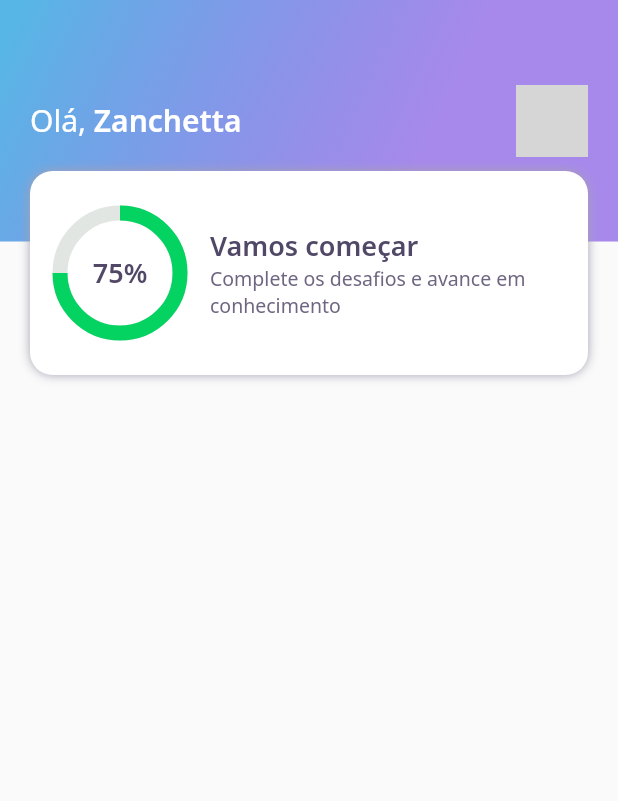
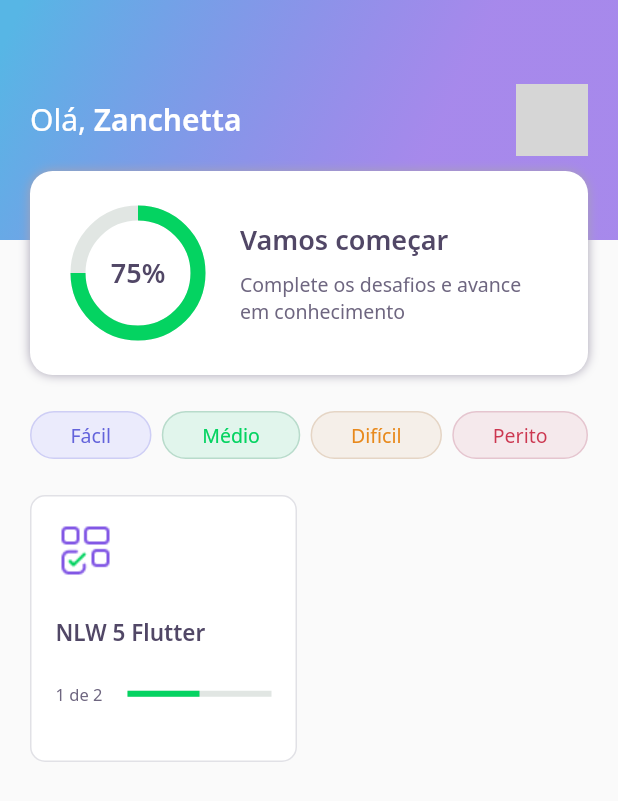
Before and after one commit to zanchettouw/devquiz, a Flutter app: the screen it shows after launch, on a phone screen of 412 x 824 dp. Shown: the top 801 px of the screen. Run offline on Flutter 3.47's test engine with Material 2 defaults, Android fonts, the phone set to English and light mode, and no system bars; our stand-ins replace google_fonts; accounts and stored records are empty; network calls fail; grey boxes are pictures that could not be loaded.

Commit message:
usando um json como database, aplicando estados nativo no flutter e integrando controller com repository

```diff
--- /dev/null
+++ b/assets/database/user.json
@@ -0,0 +1,5 @@
+{
+  "name": "Zanchetta",
+  "score": 75,
+  "photoUrl":  "https://avatars.githubusercontent.com/u/7072491?v=4"
+}
--- a/lib/core/app_widget.dart
+++ b/lib/core/app_widget.dart
@@ -1,4 +1,5 @@
-import 'package:devquiz/core/home/home_page.dart';
+import 'package:devquiz/challenge/challenge_page.dart';
+import 'package:devquiz/home/home_page.dart';
 import 'package:flutter/material.dart';
 
 class AppWidget extends StatelessWidget {
--- a/lib/core/home/home_page.dart
+++ /dev/null
@@ -1,18 +0,0 @@
-import 'package:devquiz/core/home/widgets/appbar/app_bar_widget.dart';
-import 'package:flutter/material.dart';
-
-class HomePage extends StatefulWidget {
-  HomePage({Key? key}) : super(key: key);
-
-  @override
-  _HomePageState createState() => _HomePageState();
-}
-
-class _HomePageState extends State<HomePage> {
-  @override
-  Widget build(BuildContext context) {
-    return Scaffold(
-      appBar: AppBarWidget(),
-    );
-  }
-}
--- a/lib/core/home/widgets/chart/chart_widget.dart
+++ /dev/null
@@ -1,42 +0,0 @@
-import 'package:devquiz/core/app_colors.dart';
-import 'package:devquiz/core/app_text_styles.dart';
-import 'package:flutter/material.dart';
-
-class ChartWidget extends StatelessWidget {
-  const ChartWidget({Key? key}) : super(key: key);
-
-  @override
-  Widget build(BuildContext context) {
-    return Container(
-      height: 80,
-      width: 80,
-      child: Stack(
-        children: [
-          Center(
-            child: Container(
-              width: 80,
-              height: 80,
-              constraints: BoxConstraints(
-                maxWidth: 80,
-                maxHeight: 80,
-              ),
-              child: CircularProgressIndicator(
-                strokeWidth: 10,
-                value: .75,
-                backgroundColor: AppColors.chartSecondary,
-                valueColor:
-                    AlwaysStoppedAnimation<Color>(AppColors.chartPrimary),
-              ),
-            ),
-          ),
-          Center(
-            child: Text(
-              "75%",
-              style: AppTextStyles.heading,
-            ),
-          )
-        ],
-      ),
-    );
-  }
-}
--- /dev/null
+++ b/lib/home/home_controller.dart
@@ -0,0 +1,29 @@
+import 'package:devquiz/home/home_repository.dart';
+import 'package:devquiz/home/home_state.dart';
+import 'package:devquiz/shared/models/quiz_model.dart';
+import 'package:devquiz/shared/models/user_model.dart';
+import 'package:flutter/foundation.dart';
+
+class HomeController {
+  final stateNotifier = ValueNotifier<HomeState>(HomeState.empty);
+
+  set state(HomeState state) => stateNotifier.value = state;
+  HomeState get state => stateNotifier.value;
+
+  UserModel? user;
+  List<QuizModel>? quizzes;
+
+  final repository = HomeRepository();
+
+  void getUser() async {
+    state = HomeState.loading;
+    user = await repository.getUser();
+    state = HomeState.success;
+  }
+
+  void getQuizzes() async {
+    state = HomeState.loading;
+    quizzes = await repository.getQuizzes();
+    state = HomeState.success;
+  }
+}
--- /dev/null
+++ b/lib/home/home_page.dart
@@ -0,0 +1,92 @@
+import 'package:devquiz/core/app_colors.dart';
+import 'package:devquiz/home/home_controller.dart';
+import 'package:devquiz/home/home_state.dart';
+import 'package:devquiz/home/widgets/appbar/app_bar_widget.dart';
+import 'package:devquiz/home/widgets/level_button/level_button_widget.dart';
+import 'package:devquiz/home/widgets/quiz_card/quiz_card_widget.dart';
+import 'package:flutter/material.dart';
+
+class HomePage extends StatefulWidget {
+  HomePage({Key? key}) : super(key: key);
+
+  @override
+  _HomePageState createState() => _HomePageState();
+}
+
+class _HomePageState extends State<HomePage> {
+  final controller = HomeController();
+
+  @override
+  void initState() {
+    super.initState();
+    controller.getUser();
+    controller.getQuizzes();
+    controller.stateNotifier.addListener(() {
+      setState(() {});
+    });
+  }
+
+  @override
+  Widget build(BuildContext context) {
+    if (controller.state == HomeState.success) {
+      return Scaffold(
+        appBar: AppBarWidget(user: controller.user!),
+        body: Padding(
+          padding: const EdgeInsets.symmetric(horizontal: 20),
+          child: Column(
+            children: [
+              SizedBox(
+                height: 24,
+              ),
+              Row(
+                mainAxisAlignment: MainAxisAlignment.spaceBetween,
+                children: [
+                  LevelButtonWidget(
+                    label: "Fácil",
+                  ),
+                  LevelButtonWidget(
+                    label: "Médio",
+                  ),
+                  LevelButtonWidget(
+                    label: "Difícil",
+                  ),
+                  LevelButtonWidget(
+                    label: "Perito",
+                  ),
+                ],
+              ),
+              SizedBox(
+                height: 24,
+              ),
+              Expanded(
+                child: GridView.count(
+                    crossAxisSpacing: 16,
+                    mainAxisSpacing: 16,
+                    crossAxisCount: 2,
+                    children: controller.quizzes!
+                        .map(
+                          (quiz) => QuizCardWidget(
+                            title: quiz.title,
+                            percent:
+                                quiz.questionAnswered / quiz.questions.length,
+                            completed:
+                                "${quiz.questionAnswered} de ${quiz.questions.length}",
+                          ),
+                        )
+                        .toList()),
+              ),
+            ],
+          ),
+        ),
+      );
+    } else {
+      return Scaffold(
+        body: Center(
+          child: CircularProgressIndicator(
+            valueColor: AlwaysStoppedAnimation<Color>(AppColors.darkGreen),
+          ),
+        ),
+      );
+    }
+  }
+}
--- /dev/null
+++ b/lib/home/home_state.dart
@@ -0,0 +1,6 @@
+enum HomeState {
+  success,
+  loading,
+  error,
+  empty,
+}
--- a/lib/core/home/widgets/appbar/app_bar_widget.dart
+++ b/lib/home/widgets/appbar/app_bar_widget.dart
@@ -1,10 +1,13 @@
 import 'package:devquiz/core/app_gradients.dart';
 import 'package:devquiz/core/app_text_styles.dart';
-import 'package:devquiz/core/home/widgets/score_card/score_card_widget.dart';
+import 'package:devquiz/home/widgets/score_card/score_card_widget.dart';
+import 'package:devquiz/shared/models/user_model.dart';
 import 'package:flutter/material.dart';
 
 class AppBarWidget extends PreferredSize {
-  AppBarWidget()
+  final UserModel user;
+
+  AppBarWidget({required this.user})
       : super(
             preferredSize: Size.fromHeight(250),
             child: Container(
@@ -12,7 +15,7 @@ class AppBarWidget extends PreferredSize {
               child: Stack(
                 children: [
                   Container(
-                    height: 161,
+                    height: 160,
                     padding: const EdgeInsets.symmetric(horizontal: 20),
                     width: double.maxFinite,
                     decoration: BoxDecoration(gradient: AppGradients.linear),
@@ -25,7 +28,7 @@ class AppBarWidget extends PreferredSize {
                               style: AppTextStyles.title,
                               children: [
                                 TextSpan(
-                                    text: "Zanchetta",
+                                    text: user.name,
                                     style: AppTextStyles.titleBold)
                               ]),
                         ),
@@ -33,10 +36,13 @@ class AppBarWidget extends PreferredSize {
                           width: 48,
                           height: 48,
                           decoration: BoxDecoration(
-                              borderRadius: BorderRadius.circular(10),
-                              image: DecorationImage(
-                                  image: NetworkImage(
-                                      "https://avatars.githubusercontent.com/u/7072491?v=4"))),
+                            borderRadius: BorderRadius.circular(10),
+                            image: DecorationImage(
+                              image: NetworkImage(
+                                user.photoUrl,
+                              ),
+                            ),
+                          ),
                         )
                       ],
                     ),
--- /dev/null
+++ b/lib/home/widgets/chart/chart_widget.dart
@@ -0,0 +1,45 @@
+import 'package:devquiz/core/app_colors.dart';
+import 'package:devquiz/core/app_text_styles.dart';
+import 'package:flutter/material.dart';
+
+class ChartWidget extends StatelessWidget {
+  const ChartWidget({Key? key}) : super(key: key);
+
+  @override
+  Widget build(BuildContext context) {
+    return Padding(
+      padding: const EdgeInsets.all(8.0),
+      child: Container(
+        height: 80,
+        width: 80,
+        child: Stack(
+          children: [
+            Center(
+              child: Container(
+                width: 80,
+                height: 80,
+                constraints: BoxConstraints(
+                  maxWidth: 80,
+                  maxHeight: 80,
+                ),
+                child: CircularProgressIndicator(
+                  strokeWidth: 10,
+                  value: .75,
+                  backgroundColor: AppColors.chartSecondary,
+                  valueColor:
+                      AlwaysStoppedAnimation<Color>(AppColors.chartPrimary),
+                ),
+              ),
+            ),
+            Center(
+              child: Text(
+                "75%",
+                style: AppTextStyles.heading,
+              ),
+            )
+          ],
+        ),
+      ),
+    );
+  }
+}
--- /dev/null
+++ b/lib/home/widgets/level_button/level_button_widget.dart
@@ -0,0 +1,66 @@
+import 'package:devquiz/core/app_colors.dart';
+import 'package:flutter/material.dart';
+import 'package:google_fonts/google_fonts.dart';
+
+class LevelButtonWidget extends StatelessWidget {
+  final String label;
+
+  LevelButtonWidget({
+    Key? key,
+    required this.label,
+  })   : assert(["Fácil", "Médio", "Difícil", "Perito"].contains(label)),
+        super(key: key);
+
+  final config = {
+    "Fácil": {
+      "color": AppColors.levelButtonFacil,
+      "borderColor": AppColors.levelButtonBorderFacil,
+      "fontColor": AppColors.levelButtonTextFacil,
+    },
+    "Médio": {
+      "color": AppColors.levelButtonMedio,
+      "borderColor": AppColors.levelButtonBorderMedio,
+      "fontColor": AppColors.levelButtonTextMedio,
+    },
+    "Difícil": {
+      "color": AppColors.levelButtonDificil,
+      "borderColor": AppColors.levelButtonBorderDificil,
+      "fontColor": AppColors.levelButtonTextDificil,
+    },
+    "Perito": {
+      "color": AppColors.levelButtonPerito,
+      "borderColor": AppColors.levelButtonBorderPerito,
+      "fontColor": AppColors.levelButtonTextPerito,
+    }
+  };
+
+  Color get color => config[label]!['color']!;
+  Color get borderColor => config[label]!['borderColor']!;
+  Color get fontColor => config[label]!['fontColor']!;
+
+  @override
+  Widget build(BuildContext context) {
+    return Container(
+      decoration: BoxDecoration(
+        color: color,
+        border: Border.fromBorderSide(
+          BorderSide(color: borderColor),
+        ),
+        borderRadius: BorderRadius.circular(28),
+      ),
+      child: Padding(
+        padding: const EdgeInsets.symmetric(
+          horizontal: 26,
+          vertical: 6,
+        ),
+        child: Text(
+          label,
+          style: GoogleFonts.notoSans(
+            color: fontColor,
+            fontSize: 13,
+          ),
+        ),
+      ),
+    );
+  }
+}
--- /dev/null
+++ b/lib/home/widgets/quiz_card/quiz_card_widget.dart
@@ -0,0 +1,67 @@
+import 'package:devquiz/core/app_colors.dart';
+import 'package:devquiz/core/app_images.dart';
+import 'package:devquiz/core/app_text_styles.dart';
+import 'package:devquiz/shared/widgets/progress_indicator/progress_indicator_widget.dart';
+import 'package:flutter/material.dart';
+
+class QuizCardWidget extends StatelessWidget {
+  final String title;
+  final String completed;
+  final double percent;
+
+  const QuizCardWidget({
+    Key? key,
+    required this.title,
+    required this.completed,
+    required this.percent,
+  }) : super(key: key);
+
+  @override
+  Widget build(BuildContext context) {
+    return Container(
+      padding: EdgeInsets.all(16),
+      decoration: BoxDecoration(
+        border: Border.fromBorderSide(
+          BorderSide(color: AppColors.border),
+        ),
+        borderRadius: BorderRadius.circular(10),
+        color: AppColors.white,
+      ),
+      child: Column(
+        crossAxisAlignment: CrossAxisAlignment.start,
+        children: [
+          Container(
+            height: 40,
+            width: 40,
+            child: Image.asset(AppImages.blocks),
+          ),
+          SizedBox(
+            height: 24,
+          ),
+          Text(
+            title,
+            style: AppTextStyles.heading15,
+          ),
+          SizedBox(
+            height: 24,
+          ),
+          Row(
+            children: [
+              Expanded(
+                flex: 1,
+                child: Text(
+                  completed,
+                  style: AppTextStyles.body11,
+                ),
+              ),
+              Expanded(
+                flex: 2,
+                child: ProgressIndicatorWidget(value: percent),
+              ),
+            ],
+          )
+        ],
+      ),
+    );
+  }
+}
--- a/lib/core/home/widgets/score_card/score_card_widget.dart
+++ b/lib/home/widgets/score_card/score_card_widget.dart
@@ -1,6 +1,6 @@
 import 'package:devquiz/core/app_colors.dart';
 import 'package:devquiz/core/app_text_styles.dart';
-import 'package:devquiz/core/home/widgets/chart/chart_widget.dart';
+import 'package:devquiz/home/widgets/chart/chart_widget.dart';
 import 'package:flutter/material.dart';
 
 class ScoreCardWidget extends StatelessWidget {
@@ -9,7 +9,7 @@ class ScoreCardWidget extends StatelessWidget {
   @override
   Widget build(BuildContext context) {
     return Padding(
-      padding: const EdgeInsets.symmetric(horizontal: 20),
+      padding: const EdgeInsets.only(left: 20, right: 20),
       child: Container(
         height: 136,
         decoration: BoxDecoration(
@@ -17,7 +17,7 @@ class ScoreCardWidget extends StatelessWidget {
             borderRadius: BorderRadius.circular(15),
             boxShadow: [BoxShadow(color: AppColors.lightGrey, blurRadius: 5)]),
         child: Padding(
-          padding: const EdgeInsets.symmetric(horizontal: 20),
+          padding: const EdgeInsets.symmetric(horizontal: 24),
           child: Row(
             crossAxisAlignment: CrossAxisAlignment.center,
             children: [
@@ -33,7 +33,11 @@ class ScoreCardWidget extends StatelessWidget {
                     mainAxisAlignment: MainAxisAlignment.center,
                     crossAxisAlignment: CrossAxisAlignment.start,
                     children: [
-                      Text("Vamos começar", style: AppTextStyles.heading),
+                      Padding(
+                        padding: const EdgeInsets.only(bottom: 8),
+                        child:
+                            Text("Vamos começar", style: AppTextStyles.heading),
+                      ),
                       Text("Complete os desafios e avance em conhecimento",
                           style: AppTextStyles.body)
                     ],
--- /dev/null
+++ b/lib/shared/models/quiz_model.dart
@@ -0,0 +1,70 @@
+import 'dart:convert';
+
+import 'package:devquiz/shared/models/question_model.dart';
+
+enum Level {
+  facil,
+  medio,
+  dificil,
+  perito,
+}
+
+extension LevelStringExt on String {
+  Level get parse => {
+        "facil": Level.facil,
+        "medio": Level.medio,
+        "dificil": Level.dificil,
+        "perito": Level.perito,
+      }[this]!;
+}
+
+extension LevelExt on Level {
+  String get parse => {
+        Level.facil: "facil",
+        Level.medio: "medio",
+        Level.dificil: "dificil",
+        Level.perito: "perito",
+      }[this]!;
+}
+
+class QuizModel {
+  final String title;
+  final List<QuestionModel> questions;
+  final int questionAnswered;
+  final String imagem;
+  final Level level;
+
+  QuizModel({
+    required this.title,
+    required this.questions,
+    this.questionAnswered = 0,
+    required this.imagem,
+    required this.level,
+  });
+
+  Map<String, dynamic> toMap() {
+    return {
+      'title': title,
+      'questions': questions.map((x) => x.toMap()).toList(),
+      'questionAnswered': questionAnswered,
+      'imagem': imagem,
+      'level': level.parse,
+    };
+  }
+
+  factory QuizModel.fromMap(Map<String, dynamic> map) {
+    return QuizModel(
+      title: map['title'],
+      questions: List<QuestionModel>.from(
+          map['questions']?.map((x) => QuestionModel.fromMap(x))),
+      questionAnswered: map['questionAnswered'],
+      imagem: map['imagem'],
+      level: map['level'].toString().parse,
+    );
+  }
+
+  String toJson() => json.encode(toMap());
+
+  factory QuizModel.fromJson(String source) =>
+      QuizModel.fromMap(json.decode(source));
+}
--- /dev/null
+++ b/lib/shared/models/user_model.dart
@@ -0,0 +1,34 @@
+import 'dart:convert';
+
+class UserModel {
+  final String name;
+  final String photoUrl;
+  final int score;
+
+  UserModel({
+    required this.name,
+    required this.photoUrl,
+    this.score = 0,
+  });
+
+  Map<String, dynamic> toMap() {
+    return {
+      'name': name,
+      'photoUrl': photoUrl,
+      'score': score,
+    };
+  }
+
+  factory UserModel.fromMap(Map<String, dynamic> map) {
+    return UserModel(
+      name: map['name'],
+      photoUrl: map['photoUrl'],
+      score: map['score'],
+    );
+  }
+
+  String toJson() => json.encode(toMap());
+
+  factory UserModel.fromJson(String source) =>
+      UserModel.fromMap(json.decode(source));
+}
--- /dev/null
+++ b/lib/shared/widgets/progress_indicator/progress_indicator_widget.dart
@@ -0,0 +1,20 @@
+import 'package:devquiz/core/app_colors.dart';
+import 'package:flutter/material.dart';
+
+class ProgressIndicatorWidget extends StatelessWidget {
+  final double value;
+
+  const ProgressIndicatorWidget({
+    Key? key,
+    required this.value,
+  }) : super(key: key);
+
+  @override
+  Widget build(BuildContext context) {
+    return LinearProgressIndicator(
+      value: value,
+      backgroundColor: AppColors.chartSecondary,
+      valueColor: AlwaysStoppedAnimation<Color>(AppColors.chartPrimary),
+    );
+  }
+}
--- a/pubspec.yaml
+++ b/pubspec.yaml
@@ -18,5 +18,6 @@ dev_dependencies:
 flutter:
   assets:
     - assets/images/
+    - assets/database/
 
   uses-material-design: true
```
Also changed, not shown: assets/database/quizzes.json (added, +46 -0 lines), lib/home/home_repository.dart (added, +21 -0 lines), lib/shared/models/answers_model.dart (added, +30 -0 lines), lib/shared/models/question_model.dart (added, +33 -0 lines).
